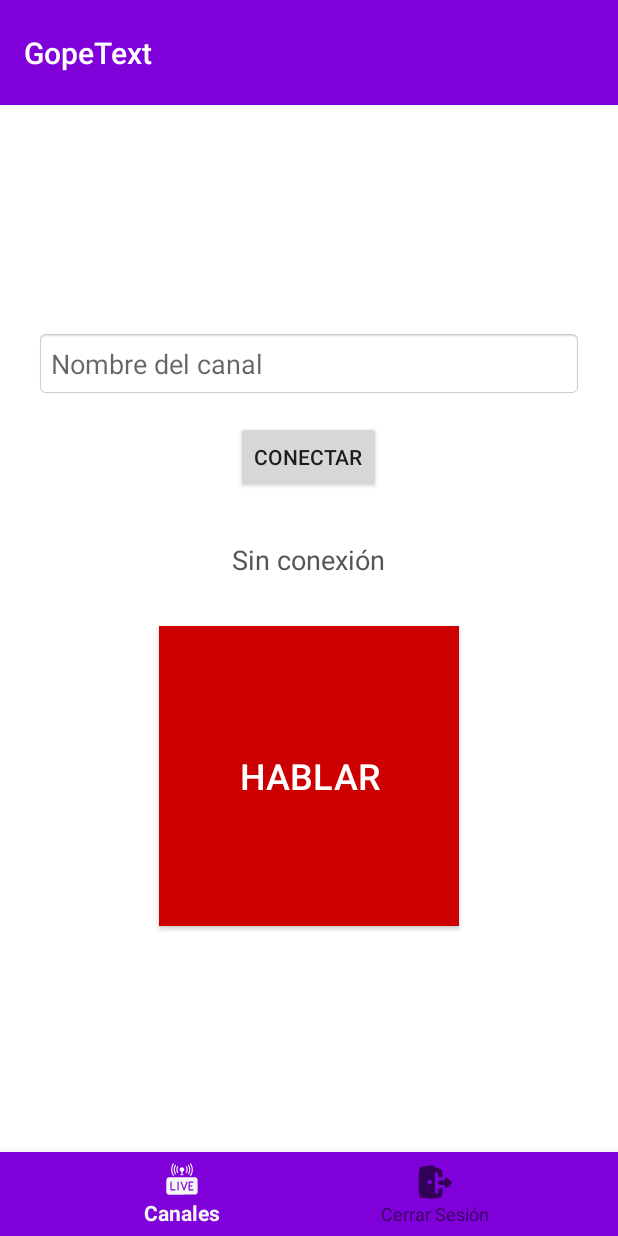
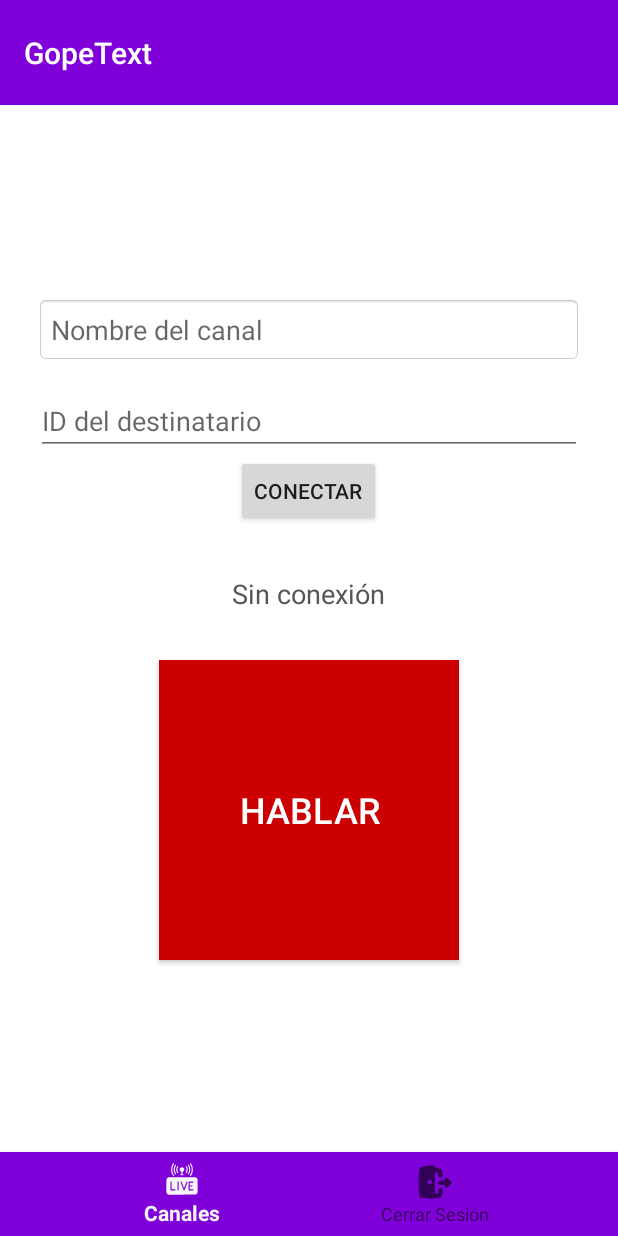
Before and after one commit to Bootcamp-GPX/android_wt, an Android app built with Jetpack Compose: the fragment WalkieTalkieFragment placed in its activity, on a phone screen of 412 x 824 dp. Run offline under Robolectric (Android 15) with nearby library versions, the phone set to English and light mode, and no system bars; our stand-ins replace CircleImageView.

Commit message:
continue with audio null

```diff
--- a/app/src/main/java/com/example/gopetalk/auth/home/chanels/WalkieTalkieContract.kt
+++ b/app/src/main/java/com/example/gopetalk/auth/home/chanels/WalkieTalkieContract.kt
@@ -9,7 +9,7 @@ interface WalkieTalkieContract {
     }
 
     interface Presenter {
-        fun startRecording()
+        fun startRecording(receiverID: String)
         fun stopRecording()
         fun connectToChannel(channel: String)
     }
--- a/app/src/main/java/com/example/gopetalk/auth/home/chanels/WalkieTalkiePresenter.kt
+++ b/app/src/main/java/com/example/gopetalk/auth/home/chanels/WalkieTalkiePresenter.kt
@@ -17,8 +17,8 @@ class WalkieTalkiePresenter(
     private var recorder: AudioRecord? = null
     private var isRecording = false
     private var recordingJob: Job? = null
+    private var receiverId: String = ""
 
-    private var receiverId: String = ""
 
     private val bufferSize = AudioRecord.getMinBufferSize(
         44100,
@@ -27,7 +27,7 @@ class WalkieTalkiePresenter(
     )
 
     @RequiresPermission(Manifest.permission.RECORD_AUDIO)
-    override fun startRecording() {
+    override fun startRecording(receiverID: String) {
         Log.d("WalkieTalkiePresenter", "Iniciando grabación de audio")
 
         try {
--- a/app/src/main/res/layout/fragment_walkie_talkie.xml
+++ b/app/src/main/res/layout/fragment_walkie_talkie.xml
@@ -18,6 +18,12 @@
         android:background="@android:drawable/editbox_background"
         android:padding="10dp"
         android:layout_marginBottom="16dp"/>
+
+    <EditText
+        android:id="@+id/etReceiverId"
+        android:layout_width="match_parent"
+        android:layout_height="wrap_content"
+        android:hint="ID del destinatario" />
 
     <Button
         android:id="@+id/btnConnect"
```
Also changed, not shown: app/src/main/java/com/example/gopetalk/auth/home/chanels/WalkieTalkieFragment.kt (+14 -6 lines).
